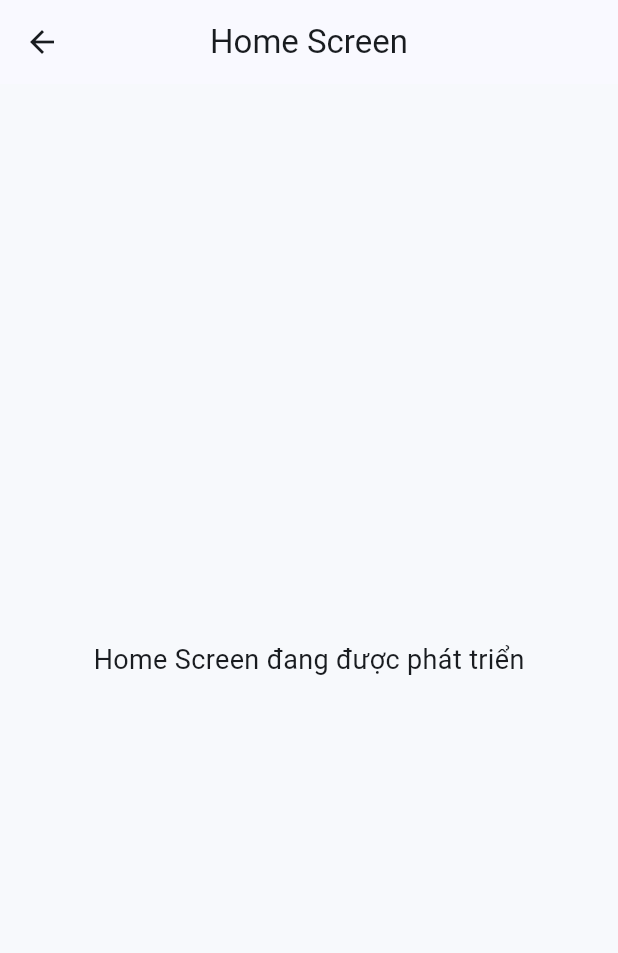
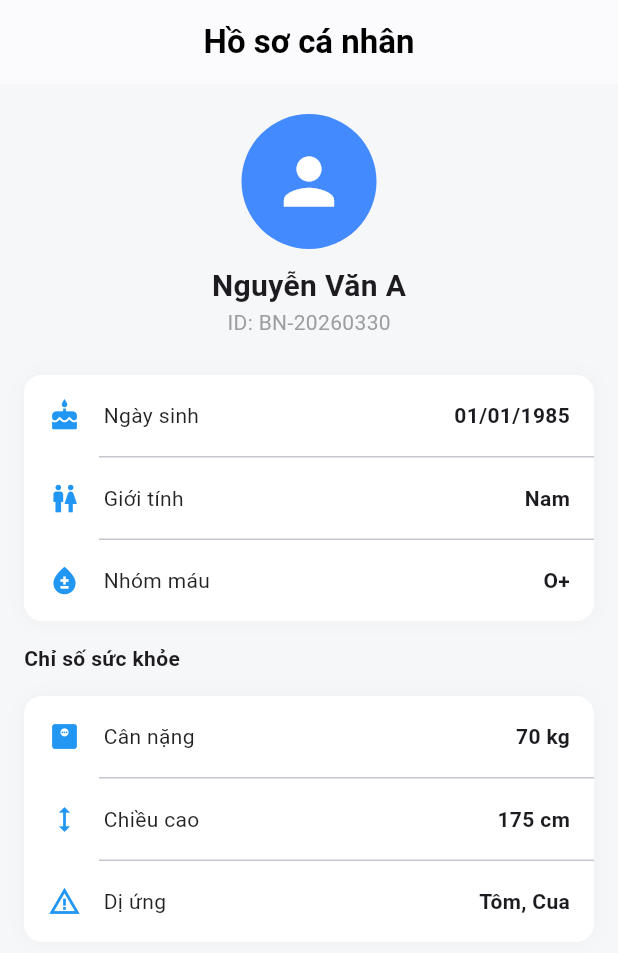
Before and after one commit to danhhuit/care4u_medical_booking, a Flutter app: the screen it shows after launch, on a phone screen of 412 x 824 dp. Shown: the top 953 px of the screen. Run offline on Flutter 3.47's test engine with Material 3 defaults, Android fonts, the light colour scheme and no system bars; our stand-ins replace dio.

Commit message:
thien lam ho so kham

```diff
--- /dev/null
+++ b/lib/features/medical_records/profile_page.dart
@@ -0,0 +1,93 @@
+import 'package:flutter/material.dart';
+
+class ProfilePage extends StatelessWidget {
+  const ProfilePage({super.key});
+
+  @override
+  Widget build(BuildContext context) {
+    return Scaffold(
+      backgroundColor: const Color(0xFFF5F7F9),
+      appBar: AppBar(
+        backgroundColor: Colors.white,
+        elevation: 0.5,
+        centerTitle: true,
+        title: const Text('Hồ sơ cá nhân',
+          style: TextStyle(color: Colors.black, fontWeight: FontWeight.bold)),
+      ),
+      body: SingleChildScrollView(
+        child: Column(
+          children: [
+            const SizedBox(height: 20),
+            // Header: Ảnh đại diện và tên
+            const CircleAvatar(
+              radius: 45,
+              backgroundColor: Colors.blueAccent,
+              child: Icon(Icons.person, size: 50, color: Colors.white),
+            ),
+            const SizedBox(height: 10),
+            const Text('Nguyễn Văn A',
+              style: TextStyle(fontSize: 20, fontWeight: FontWeight.bold)),
+            const Text('ID: BN-20260330', style: TextStyle(color: Colors.grey)),
+
+            const SizedBox(height: 20),
+
+            // Khối thông tin sinh hiệu
+            _buildInfoCard([
+              _buildRowInfo(Icons.cake, 'Ngày sinh', '01/01/1985'),
+              _buildRowInfo(Icons.wc, 'Giới tính', 'Nam'),
+              _buildRowInfo(Icons.bloodtype, 'Nhóm máu', 'O+', isLast: true),
+            ]),
+
+            const Padding(
+              padding: EdgeInsets.symmetric(horizontal: 16, vertical: 10),
+              child: Align(
+                alignment: Alignment.centerLeft,
+                child: Text('Chỉ số sức khỏe', style: TextStyle(fontWeight: FontWeight.bold)),
+              ),
+            ),
+
+            _buildInfoCard([
+              _buildRowInfo(Icons.monitor_weight, 'Cân nặng', '70 kg'),
+              _buildRowInfo(Icons.height, 'Chiều cao', '175 cm'),
+              _buildRowInfo(Icons.warning_amber, 'Dị ứng', 'Tôm, Cua', isLast: true),
+            ]),
+
+            const SizedBox(height: 20),
+          ],
+        ),
+      ),
+    );
+  }
+
+  Widget _buildInfoCard(List<Widget> children) {
+    return Container(
+      margin: const EdgeInsets.symmetric(horizontal: 16, vertical: 5),
+      decoration: BoxDecoration(
+        color: Colors.white,
+        borderRadius: BorderRadius.circular(12),
+        boxShadow: [BoxShadow(color: Colors.black.withOpacity(0.03), blurRadius: 10)],
+      ),
+      child: Column(children: children),
+    );
+  }
+
+  Widget _buildRowInfo(IconData icon, String label, String value, {bool isLast = false}) {
+    return Column(
+      children: [
+        Padding(
+          padding: const EdgeInsets.all(16.0),
+          child: Row(
+            children: [
+              Icon(icon, color: Colors.blue, size: 22),
+              const SizedBox(width: 15),
+              Text(label, style: const TextStyle(color: Colors.black87)),
+              const Spacer(),
+              Text(value, style: const TextStyle(fontWeight: FontWeight.bold)),
+            ],
+          ),
+        ),
+        if (!isLast) const Divider(height: 1, indent: 50),
+      ],
+    );
+  }
+}
```
Also changed, not shown: lib/features/medical_records/history_page.dart (+144 -0 lines), lib/features/medical_records/results_page.dart (added, +148 -0 lines), lib/main.dart (+12 -1 lines).
